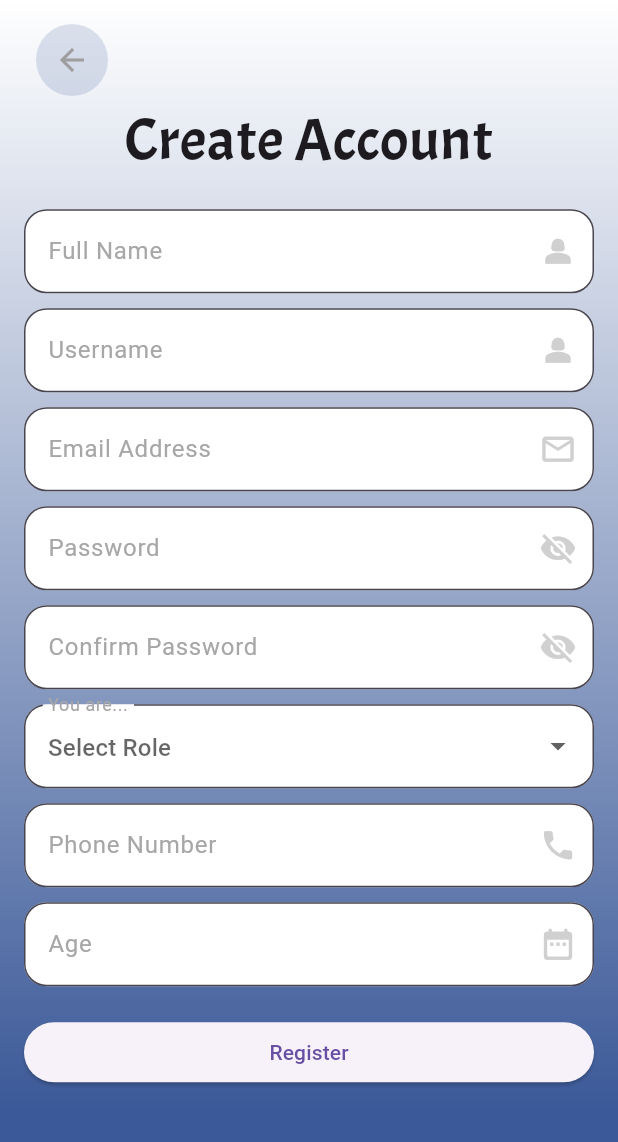
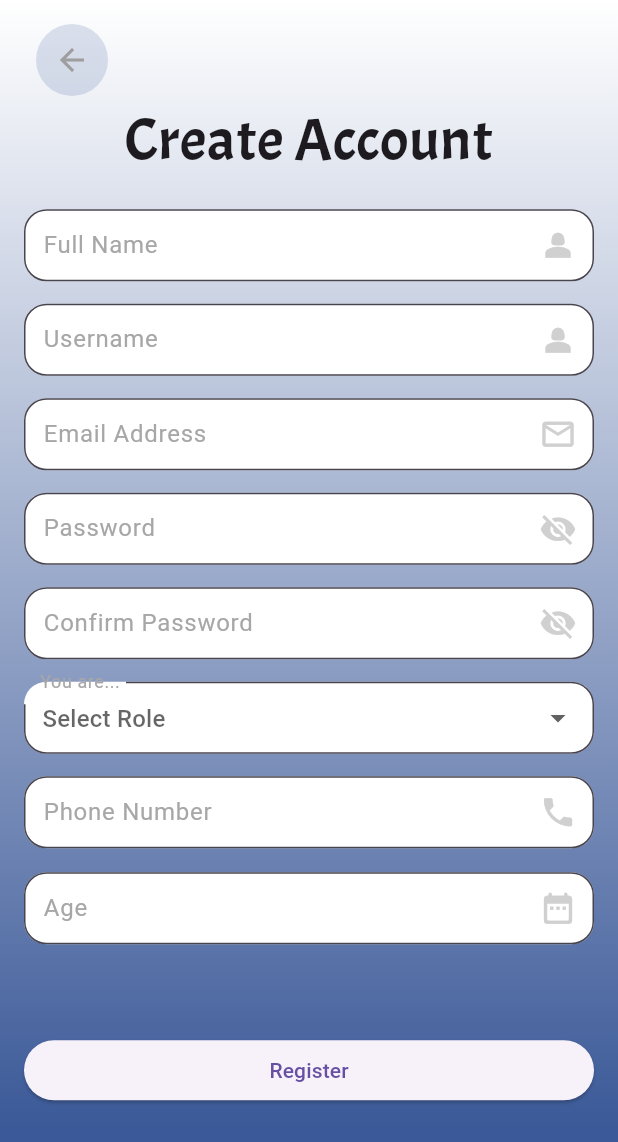
Before and after one commit to Menna096/Electronic-mind-of-Alzheimer-s-patientsFlutter2, a Flutter app: the RegisterFamily screen opened directly, on a phone screen of 412 x 824 dp. Shown: the top 1142 px of the screen. Run offline on Flutter 3.47's test engine with Material 3 defaults, Android fonts, the phone set to English and light mode, and no system bars; our stand-ins replace dio, flutter_secure_storage, jwt_decoder, local_auth; accounts and stored records are empty.

Commit message:
edit textfield

```diff
--- a/vv/lib/Family/Registerfamily/registerfamily.dart
+++ b/vv/lib/Family/Registerfamily/registerfamily.dart
@@ -149,35 +149,35 @@ class _RegisterFamilyState extends State<RegisterFamily> {
                 ),
                 SizedBox(height: 18),
                 CustomTextField(
-                  labelText: 'Full Name',
+                  labelText: '  Full Name',
                   controller: _fullNameController,
                   suffixIcon: Icons.person_2_sharp,
                 ),
-                SizedBox(height: 10),
+                SizedBox(height: 15),
                 CustomTextField(
-                  labelText: 'Username',
+                  labelText: '  Username',
                   controller: _usernameController,
                   suffixIcon: Icons.person_2_sharp,
                 ),
-                SizedBox(height: 10),
+                SizedBox(height: 15),
                 CustomTextField(
-                  labelText: 'Email Address',
+                  labelText: '  Email Address',
                   controller: _emailController,
                   suffixIcon: Icons.email_outlined,
                 ),
-                SizedBox(height: 10),
+                SizedBox(height: 15),
                 PasswordTextField(
-                  labelText: 'Password',
+                  labelText: '  Password',
                   controller: _passwordController,
                   suffixIcon: Icons.password_outlined,
                 ),
-                SizedBox(height: 10),
+                SizedBox(height: 15),
                 PasswordTextField(
-                  labelText: 'Confirm Password',
+                  labelText: '  Confirm Password',
                   controller: _confirmPasswordController,
                   suffixIcon: Icons.password_outlined,
                 ),
-                SizedBox(height: 10),
+                SizedBox(height: 15),
                 DropdownButtonFormField<String>(
                   value: _selectedRole.isNotEmpty ? _selectedRole : null,
                   onChanged: (String? newValue) {
@@ -195,7 +195,7 @@ class _RegisterFamilyState extends State<RegisterFamily> {
                     );
                   }).toList(),
                   decoration: InputDecoration(
-                    labelText: 'You are...',
+                    labelText: '  You are...',
                     labelStyle: TextStyle(color: Color(0xFFa7a7a7)),
                     border: OutlineInputBorder(
                       borderSide: BorderSide(color: Colors.grey),
@@ -203,28 +203,29 @@ class _RegisterFamilyState extends State<RegisterFamily> {
                     ),
                     filled: true,
                     fillColor: Colors.white,
-                    hintText: 'Select Role', // Add hint text here
+                    hintText: '  Select Role', // Add hint text here
                     hintStyle: TextStyle(color: Colors.grey),
+                    contentPadding: EdgeInsets.symmetric(vertical: 12.0),
                     // Customize hint text style if needed
                   ),
                 ),
-                SizedBox(height: 10),
+                SizedBox(height: 15),
                 CustomTextField(
-                  labelText: 'Phone Number',
+                  labelText: '  Phone Number',
                   controller: _phoneNumberController,
                   suffixIcon: Icons.phone,
                   inputFormatters: [FilteringTextInputFormatter.digitsOnly],
                   keyboardType: TextInputType.number,
                 ),
-                SizedBox(height: 10),
+                SizedBox(height: 16),
                 CustomTextField(
-                  labelText: 'Age',
+                  labelText: '  Age',
                   controller: _ageController,
                   suffixIcon: Icons.date_range_rounded,
                   inputFormatters: [FilteringTextInputFormatter.digitsOnly],
                   keyboardType: TextInputType.number,
                 ),
-                SizedBox(height: 20.0),
+                SizedBox(height: 60.0),
                 ElevatedButton(
                   onPressed: () => _register(context),
                   child: Text('Register'),
--- a/vv/lib/widgets/custom_Textfield.dart
+++ b/vv/lib/widgets/custom_Textfield.dart
@@ -38,6 +38,7 @@ class CustomTextField extends StatelessWidget {
         filled: true,
         fillColor: Colors.white,
         errorText: errorText,
+        contentPadding: EdgeInsets.symmetric(vertical: 12.0),
       ),
       inputFormatters: inputFormatters,
       keyboardType: keyboardType,
--- a/vv/lib/widgets/pass_textField.dart
+++ b/vv/lib/widgets/pass_textField.dart
@@ -9,7 +9,8 @@ class PasswordTextField extends StatefulWidget {
     Key? key,
     required this.labelText,
     required this.controller,
-    this.errorText, required IconData suffixIcon,
+    this.errorText,
+    required IconData suffixIcon,
   }) : super(key: key);
 
   @override
@@ -45,6 +46,7 @@ class _PasswordTextFieldState extends State<PasswordTextField> {
         fillColor: Colors.white,
         labelStyle: TextStyle(color: Color(0xFFa7a7a7)),
         errorText: widget.errorText,
+        contentPadding: EdgeInsets.symmetric(vertical: 12.0),
       ),
     );
   }
```
Also changed, not shown: vv/lib/Family/LoginPageAll.dart (+12 -4 lines).
